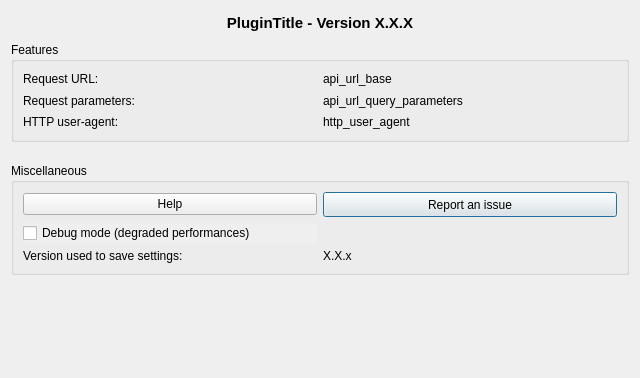
Above: french_locator_filter/gui/dlg_settings.ui from IGNF-Xavier/qgis-French-locator-filter before the change. Below: the same form after it.
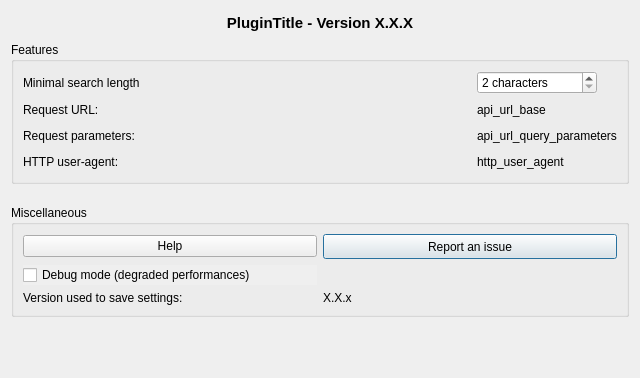
That is the form after the change. Icons and pictures are not drawn.

Commit message: Allow user customize the minimal search lentgh #1

Diff of the .ui file:
```diff
--- a/french_locator_filter/gui/dlg_settings.ui
+++ b/french_locator_filter/gui/dlg_settings.ui
@@ -88,49 +88,77 @@
       <string>Features</string>
      </property>
      <layout class="QGridLayout" name="gridLayout_2">
-      <item row="4" column="0">
-       <widget class="QLabel" name="lbl_http_user_agent">
-        <property name="text">
-         <string>HTTP user-agent:</string>
-        </property>
-       </widget>
-      </item>
       <item row="1" column="0">
        <widget class="QLabel" name="lbl_url_path">
+        <property name="minimumSize">
+         <size>
+          <width>0</width>
+          <height>20</height>
+         </size>
+        </property>
+        <property name="maximumSize">
+         <size>
+          <width>16777215</width>
+          <height>35</height>
+         </size>
+        </property>
         <property name="text">
          <string>Request URL:</string>
         </property>
        </widget>
       </item>
+      <item row="0" column="0">
+       <widget class="QLabel" name="lbl_min_search_length">
+        <property name="minimumSize">
+         <size>
+          <width>0</width>
+          <height>20</height>
+         </size>
+        </property>
+        <property name="maximumSize">
+         <size>
+          <width>16777215</width>
+          <height>35</height>
+         </size>
+        </property>
+        <property name="text">
+         <string>Minimal search length</string>
+        </property>
+       </widget>
+      </item>
       <item row="3" column="0">
        <widget class="QLabel" name="lbl_url_query">
+        <property name="minimumSize">
+         <size>
+          <width>0</width>
+          <height>20</height>
+         </size>
+        </property>
+        <property name="maximumSize">
+         <size>
+          <width>16777215</width>
+          <height>35</height>
+         </size>
+        </property>
         <property name="text">
          <string>Request parameters:</string>
         </property>
        </widget>
       </item>
-      <item row="4" column="1">
-       <widget class="QLabel" name="lbl_http_user_agent_value">
-        <property name="toolTip">
-         <string notr="true"/>
-        </property>
-        <property name="text">
-         <string notr="true">http_user_agent</string>
-        </property>
-       </widget>
-      </item>
-      <item row="3" column="1">
-       <widget class="QLabel" name="lbl_url_query_value">
-        <property name="toolTip">
-         <string notr="true"/>
-        </property>
-        <property name="text">
-         <string notr="true">api_url_query_parameters</string>
-        </property>
-       </widget>
-      </item>
       <item row="1" column="1">
        <widget class="QLabel" name="lbl_url_path_value">
+        <property name="minimumSize">
+         <size>
+          <width>0</width>
+          <height>20</height>
+         </size>
+        </property>
+        <property name="maximumSize">
+         <size>
+          <width>16777215</width>
+          <height>35</height>
+         </size>
+        </property>
         <property name="toolTip">
          <string notr="true"/>
         </property>
@@ -139,6 +167,100 @@
         </property>
        </widget>
       </item>
+      <item row="0" column="1">
+       <widget class="QSpinBox" name="sbx_min_search_length">
+        <property name="minimumSize">
+         <size>
+          <width>0</width>
+          <height>20</height>
+         </size>
+        </property>
+        <property name="maximumSize">
+         <size>
+          <width>120</width>
+          <height>35</height>
+         </size>
+        </property>
+        <property name="toolTip">
+         <string>Minimal search length</string>
+        </property>
+        <property name="autoFillBackground">
+         <bool>true</bool>
+        </property>
+        <property name="suffix">
+         <string> characters</string>
+        </property>
+        <property name="minimum">
+         <number>2</number>
+        </property>
+        <property name="maximum">
+         <number>10</number>
+        </property>
+       </widget>
+      </item>
+      <item row="4" column="0">
+       <widget class="QLabel" name="lbl_http_user_agent">
+        <property name="minimumSize">
+         <size>
+          <width>0</width>
+          <height>20</height>
+         </size>
+        </property>
+        <property name="maximumSize">
+         <size>
+          <width>16777215</width>
+          <height>35</height>
+         </size>
+        </property>
+        <property name="text">
+         <string>HTTP user-agent:</string>
+        </property>
+       </widget>
+      </item>
+      <item row="3" column="1">
+       <widget class="QLabel" name="lbl_url_query_value">
+        <property name="minimumSize">
+         <size>
+          <width>0</width>
+          <height>20</height>
+         </size>
+        </property>
+        <property name="maximumSize">
+         <size>
+          <width>16777215</width>
+          <height>35</height>
+         </size>
+        </property>
+        <property name="toolTip">
+         <string notr="true"/>
+        </property>
+        <property name="text">
+         <string notr="true">api_url_query_parameters</string>
+        </property>
+       </widget>
+      </item>
+      <item row="4" column="1">
+       <widget class="QLabel" name="lbl_http_user_agent_value">
+        <property name="minimumSize">
+         <size>
+          <width>0</width>
+          <height>20</height>
+         </size>
+        </property>
+        <property name="maximumSize">
+         <size>
+          <width>16777215</width>
+          <height>35</height>
+         </size>
+        </property>
+        <property name="toolTip">
+         <string notr="true"/>
+        </property>
+        <property name="text">
+         <string notr="true">http_user_agent</string>
+        </property>
+       </widget>
+      </item>
      </layout>
     </widget>
    </item>
```
The commit also changes 4 other files.
